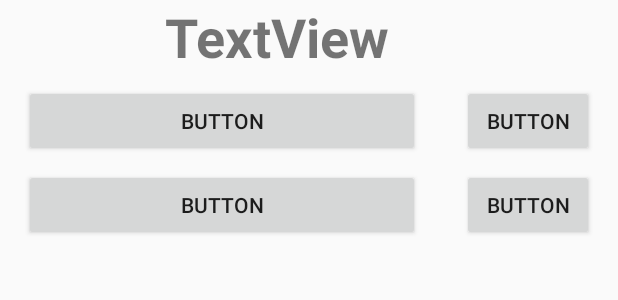
After one commit to gangrave88/TestConstructor, an Android app: the layout test.xml on its own in the app's theme, with its tools: preview values and no code run, on a phone screen of 412 x 824 dp. The commit adds this screen. Shown: the top 300 px of the screen. Run offline under Robolectric (Android 15) with nearby library versions, the phone set to English and light mode, and no system bars.

Commit message:
add two layout

```diff
--- /dev/null
+++ b/app/src/main/res/layout/test.xml
@@ -0,0 +1,63 @@
+<?xml version="1.0" encoding="utf-8"?>
+<android.support.constraint.ConstraintLayout xmlns:android="http://schemas.android.com/apk/res/android"
+    xmlns:app="http://schemas.android.com/apk/res-auto"
+    xmlns:tools="http://schemas.android.com/tools"
+    android:orientation="vertical"
+    android:layout_width="match_parent"
+    android:layout_height="match_parent">
+
+    <TextView
+        android:text="TextView"
+        android:layout_width="368dp"
+        android:layout_height="wrap_content"
+        android:id="@+id/question"
+        android:textAlignment="center"
+        android:textStyle="normal|bold"
+        android:textSize="36sp"
+        tools:layout_editor_absoluteY="16dp"
+        tools:layout_editor_absoluteX="8dp" />
+
+    <Button
+        android:text="Button"
+        android:layout_width="264dp"
+        android:layout_height="wrap_content"
+        android:id="@+id/button"
+        android:layout_marginTop="8dp"
+        app:layout_constraintTop_toBottomOf="@+id/question"
+        android:layout_marginStart="16dp"
+        app:layout_constraintLeft_toLeftOf="parent"
+        android:layout_marginLeft="16dp" />
+
+    <Button
+        android:text="Button"
+        android:layout_width="88dp"
+        android:layout_height="wrap_content"
+        android:id="@+id/button2"
+        android:layout_marginTop="8dp"
+        app:layout_constraintTop_toBottomOf="@+id/question"
+        android:layout_marginEnd="16dp"
+        app:layout_constraintRight_toRightOf="parent"
+        android:layout_marginRight="16dp" />
+
+    <Button
+        android:text="Button"
+        android:layout_width="264dp"
+        android:layout_height="wrap_content"
+        android:id="@+id/button3"
+        android:layout_marginTop="8dp"
+        app:layout_constraintTop_toBottomOf="@+id/button"
+        android:layout_marginStart="16dp"
+        app:layout_constraintLeft_toLeftOf="parent"
+        android:layout_marginLeft="16dp" />
+
+    <Button
+        android:text="Button"
+        android:layout_width="88dp"
+        android:layout_height="wrap_content"
+        android:id="@+id/button4"
+        android:layout_marginTop="8dp"
+        app:layout_constraintTop_toBottomOf="@+id/button2"
+        android:layout_marginEnd="16dp"
+        app:layout_constraintRight_toRightOf="parent"
+        android:layout_marginRight="16dp" />
+</android.support.constraint.ConstraintLayout>
--- a/app/src/main/res/values/strings.xml
+++ b/app/src/main/res/values/strings.xml
@@ -20,4 +20,5 @@
     <string name="previous">Предыдущий</string>
     <string name="read_db">Читать из базы</string>
     <string name="clear_db">Очистить базу</string>
+    <string name="begin_test">Начать тест</string>
 </resources>
```
Also changed, not shown: app/src/main/res/layout/begin_test.xml (added, +37 -0 lines).
